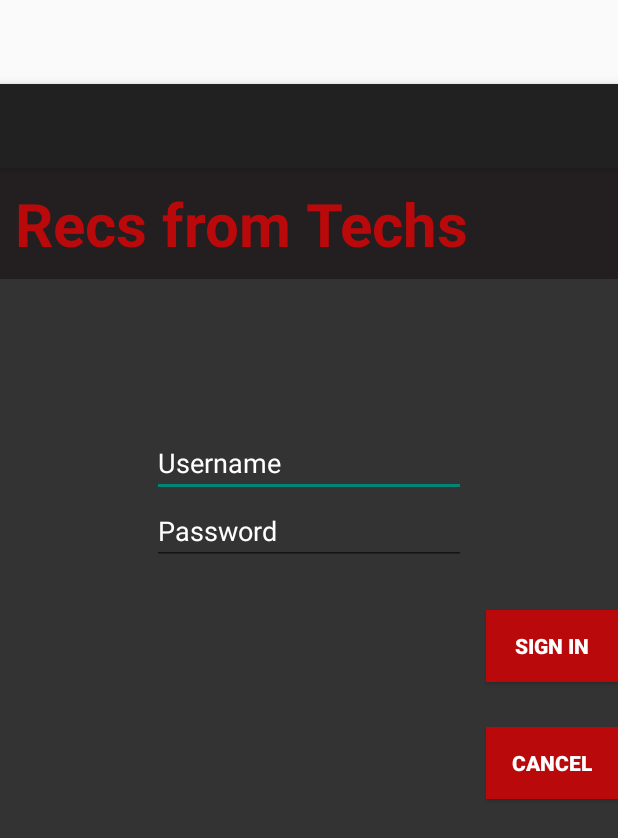
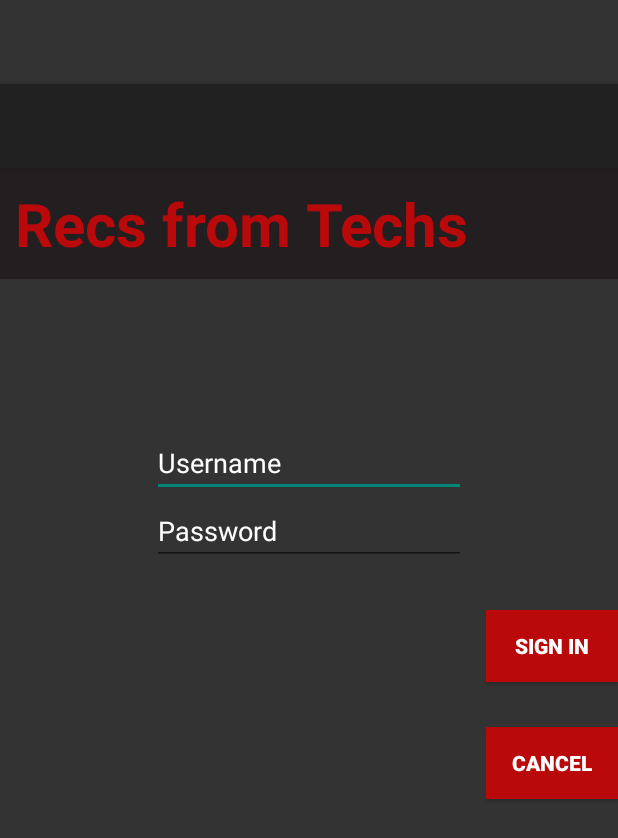
Before and after one commit to DoYouWantToBuildAProgram/Recs-From-Techs, an Android app: the layout activity_login.xml on its own in the app's theme, with its tools: preview values and no code run, on a phone screen of 412 x 824 dp. Shown: the top 838 px of the screen. Run offline under Robolectric (Android 15) with nearby library versions, the phone set to English and light mode, and no system bars.

Commit message:
Removed white spaces in UI

```diff
--- a/app/src/main/res/layout/activity_dashboard.xml
+++ b/app/src/main/res/layout/activity_dashboard.xml
@@ -5,6 +5,7 @@
     android:layout_width="match_parent"
     android:layout_height="match_parent"
     android:fitsSystemWindows="true"
+    android:background="#333333"
     tools:context="com.example.erica.recsfromtechs.dashboard">
 
     <android.support.design.widget.AppBarLayout
--- a/app/src/main/res/layout/activity_login.xml
+++ b/app/src/main/res/layout/activity_login.xml
@@ -5,6 +5,7 @@
     android:layout_width="match_parent"
     android:layout_height="match_parent"
     android:fitsSystemWindows="true"
+    android:background="#333333"
     tools:context="com.example.erica.recsfromtechs.Login">
 
     <android.support.design.widget.AppBarLayout
--- a/app/src/main/res/layout/activity_register.xml
+++ b/app/src/main/res/layout/activity_register.xml
@@ -5,6 +5,7 @@
     android:layout_width="match_parent"
     android:layout_height="match_parent"
     android:fitsSystemWindows="true"
+    android:background="#333333"
     tools:context="com.example.erica.recsfromtechs.Register">
 
     <android.support.design.widget.AppBarLayout
--- a/app/src/main/res/layout/content_login.xml
+++ b/app/src/main/res/layout/content_login.xml
@@ -86,7 +86,7 @@
         android:layout_width="match_parent"
         android:layout_height="match_parent"
         android:layout_gravity="right"
-        android:background="#6a737b"/>
+        android:background="#333333"/>
 
 
 </LinearLayout>
```
Also changed, not shown: 1 other file.
